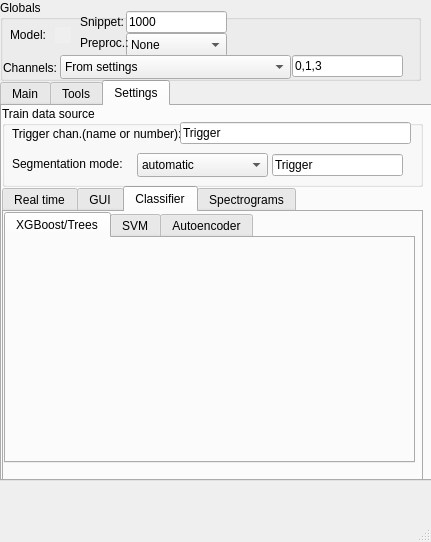
Old version of the form Andritz_GUI/Andritz_GUI/gui_files/empa_gui.ui in the repository sergey32355/ANDRITZ.
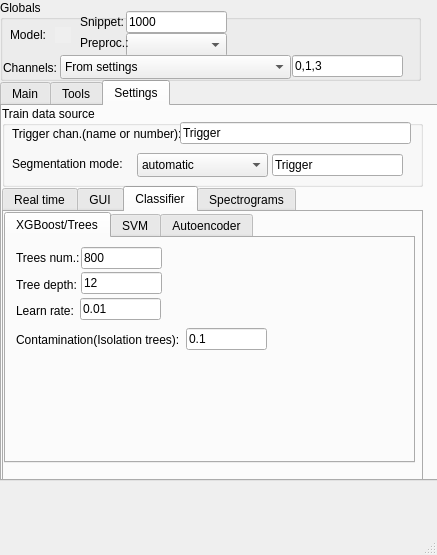
New version of the form. The open tabs and pages were chosen to show the change.

Diff of the .ui file:
```diff
--- a/Andritz_GUI/Andritz_GUI/gui_files/empa_gui.ui
+++ b/Andritz_GUI/Andritz_GUI/gui_files/empa_gui.ui
@@ -6,8 +6,8 @@
    <rect>
     <x>0</x>
     <y>0</y>
-    <width>431</width>
-    <height>542</height>
+    <width>437</width>
+    <height>555</height>
    </rect>
   </property>
   <property name="sizePolicy">
@@ -1858,6 +1858,110 @@
          <attribute name="title">
           <string>XGBoost/Trees</string>
          </attribute>
+         <widget class="QLineEdit" name="Settings_Trees_Trees_Number_2">
+          <property name="geometry">
+           <rect>
+            <x>75</x>
+            <y>9</y>
+            <width>81</width>
+            <height>22</height>
+           </rect>
+          </property>
+          <property name="text">
+           <string>800</string>
+          </property>
+         </widget>
+         <widget class="QLabel" name="label_28">
+          <property name="geometry">
+           <rect>
+            <x>10</x>
+            <y>12</y>
+            <width>91</width>
+            <height>16</height>
+           </rect>
+          </property>
+          <property name="text">
+           <string>Trees num.:</string>
+          </property>
+         </widget>
+         <widget class="QLabel" name="label_29">
+          <property name="geometry">
+           <rect>
+            <x>10</x>
+            <y>39</y>
+            <width>91</width>
+            <height>16</height>
+           </rect>
+          </property>
+          <property name="text">
+           <string>Tree depth:</string>
+          </property>
+         </widget>
+         <widget class="QLineEdit" name="Settings_Trees_Tree_depth_text_3">
+          <property name="geometry">
+           <rect>
+            <x>75</x>
+            <y>34</y>
+            <width>81</width>
+            <height>22</height>
+           </rect>
+          </property>
+          <property name="text">
+           <string>12</string>
+          </property>
+         </widget>
+         <widget class="QLabel" name="label_30">
+          <property name="geometry">
+           <rect>
+            <x>10</x>
+            <y>65</y>
+            <width>91</width>
+            <height>16</height>
+           </rect>
+          </property>
+          <property name="text">
+           <string>Learn rate:</string>
+          </property>
+         </widget>
+         <widget class="QLineEdit" name="Settings_Trees_learn_rate_value_text_4">
+          <property name="geometry">
+           <rect>
+            <x>74</x>
+            <y>60</y>
+            <width>81</width>
+            <height>22</height>
+           </rect>
+          </property>
+          <property name="text">
+           <string>0.01</string>
+          </property>
+         </widget>
+         <widget class="QLabel" name="label_31">
+          <property name="geometry">
+           <rect>
+            <x>10</x>
+            <y>94</y>
+            <width>171</width>
+            <height>16</height>
+           </rect>
+          </property>
+          <property name="text">
+           <string>Contamination(Isolation trees):</string>
+          </property>
+         </widget>
+         <widget class="QLineEdit" name="Settings_Trees_contaminations_value_text_5">
+          <property name="geometry">
+           <rect>
+            <x>180</x>
+            <y>90</y>
+            <width>81</width>
+            <height>22</height>
+           </rect>
+          </property>
+          <property name="text">
+           <string>0.1</string>
+          </property>
+         </widget>
         </widget>
         <widget class="QWidget" name="tab_9">
          <attribute name="title">
@@ -2218,10 +2322,10 @@
       </rect>
      </property>
      <property name="currentText">
-      <string>None</string>
+      <string/>
      </property>
      <property name="currentIndex">
-      <number>0</number>
+      <number>-1</number>
      </property>
      <property name="placeholderText">
       <string>None</string>
```
Left out of the diff: 39 changed lines with no effect on the pictures.
